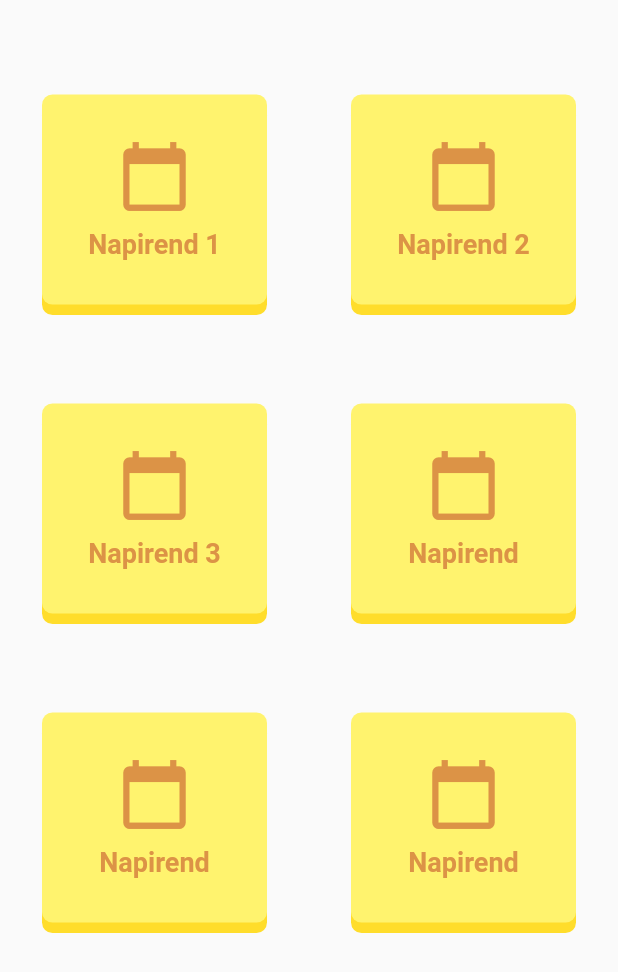
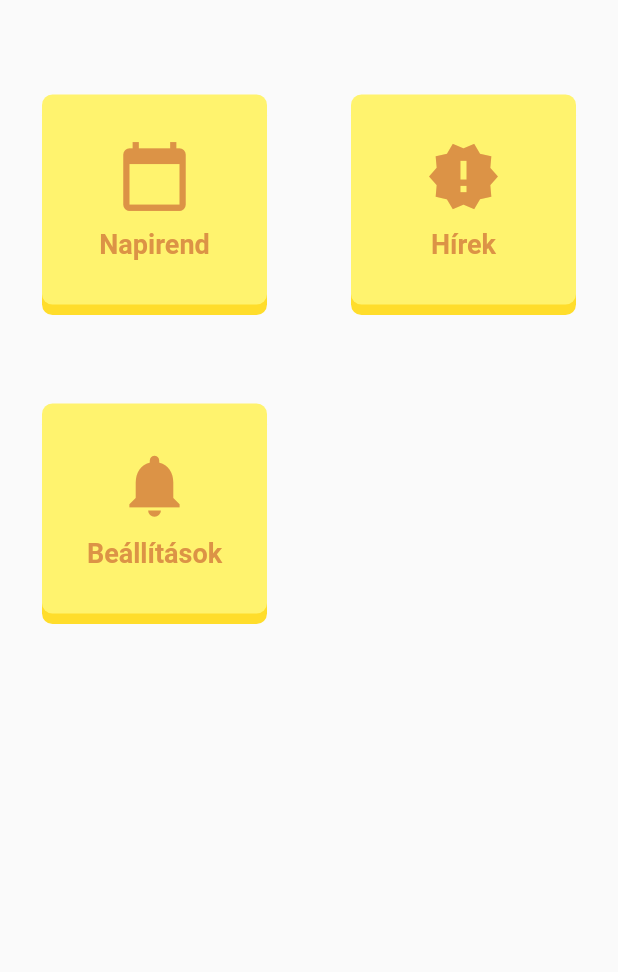
Before and after one commit to TomiSzabo00/TiszAppFlutter, a Flutter app: the screen it shows once a user with an empty profile is signed in, on a phone screen of 412 x 824 dp. Shown: the top 972 px of the screen. Run offline on Flutter 3.47's test engine with Material 2 defaults, Android fonts, the phone set to English and light mode, and no system bars; our stand-ins replace firebase_auth, firebase_core; accounts and stored records are empty.

Commit message:
dynamic main menu

```diff
--- a/lib/screens/main_menu_screen.dart
+++ b/lib/screens/main_menu_screen.dart
@@ -1,11 +1,45 @@
 import 'package:flutter/material.dart';
 import 'package:firebase_auth/firebase_auth.dart';
 import 'package:tiszapp_flutter/widgets/menu_icon.dart';
+import 'package:collection/collection.dart';
 
 class MainMenu extends StatelessWidget {
   MainMenu({super.key});
 
   final User? user = FirebaseAuth.instance.currentUser;
+
+  final buttonTexts = ["Napirend", "Hírek", "Értesítések", "Beállítások"];
+  final buttonIcons = [
+    Icons.calendar_today,
+    Icons.new_releases,
+    Icons.notifications,
+    Icons.settings
+  ];
+  final buttonActions = [
+    () {
+      print("txt");
+    },
+    () {
+      print("txt");
+    },
+    () {
+      print("txt");
+    },
+    () {
+      print("txt");
+    },
+  ];
+  final buttonVisible = [true, true, false, true];
+
+  List<String> _getButtonTextsForUserRole() {
+    List<String> texts = [];
+    for (var i = 0; i < buttonTexts.length; i++) {
+      if (buttonVisible[i]) {
+        texts.add(buttonTexts[i]);
+      }
+    }
+    return texts;
+  }
 
   Future<void> signOut() async {
     await FirebaseAuth.instance.signOut();
@@ -28,38 +62,15 @@ class MainMenu extends StatelessWidget {
       body: GridView.count(
         padding: const EdgeInsets.only(top: 60),
         crossAxisCount: 2,
-        children: [
-          MenuIcon(
-            icon: Icons.calendar_today,
-            text: "Napirend 1",
-            onPressed: () {},
-          ),
-          MenuIcon(
-            icon: Icons.calendar_today,
-            text: "Napirend 2",
-            onPressed: () {},
-          ),
-          MenuIcon(
-            icon: Icons.calendar_today,
-            text: "Napirend 3",
-            onPressed: () {},
-          ),
-          MenuIcon(
-            icon: Icons.calendar_today,
-            text: "Napirend",
-            onPressed: () {},
-          ),
-          MenuIcon(
-            icon: Icons.calendar_today,
-            text: "Napirend",
-            onPressed: () {},
-          ),
-          MenuIcon(
-            icon: Icons.calendar_today,
-            text: "Napirend",
-            onPressed: () {},
-          ),
-        ],
+        children: IterableZip(
+                [_getButtonTextsForUserRole(), buttonIcons, buttonActions])
+            .map((btnData) {
+          return MenuIcon(
+            text: btnData[0] as String,
+            icon: btnData[1] as IconData,
+            onPressed: btnData[2] as Function(),
+          );
+        }).toList(),
       ),
     );
   }
```
